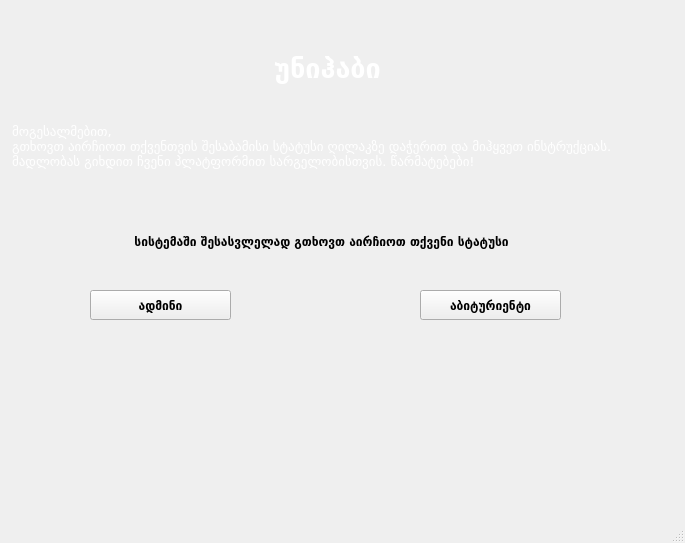
This is UNIHUB.ui in mariamimari307/Python-final as Qt 5 draws it before an edit. The edited form follows.
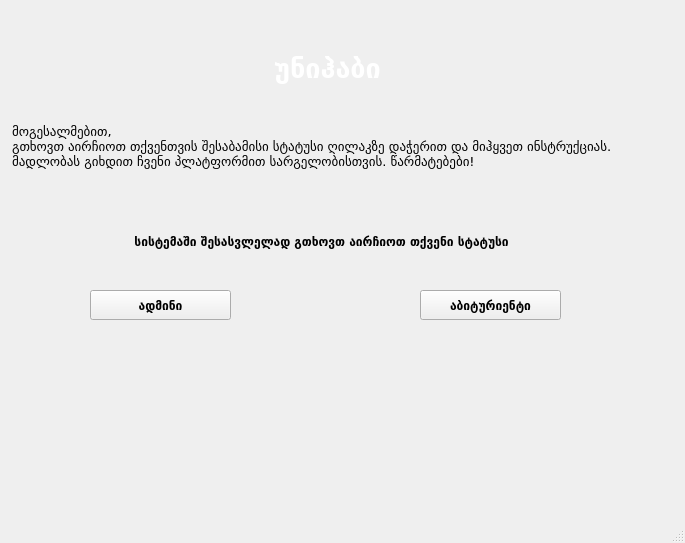
This is the edited form. The open tabs and pages were chosen to show the change.

```diff
--- a/UNIHUB.ui
+++ b/UNIHUB.ui
@@ -79,7 +79,7 @@
        <enum>QFrame::Plain</enum>
       </property>
       <property name="text">
-       <string>&lt;html&gt;&lt;head/&gt;&lt;body&gt;&lt;p align=&quot;justify&quot;&gt;&lt;span style=&quot; font-size:10pt; font-weight:400; color:#ffffff;&quot;&gt;მოგესალმებით, &lt;br/&gt;გთხოვთ აირჩიოთ თქვენთვის შესაბამისი სტატუსი ღილაკზე დაჭერით და მიჰყვეთ ინსტრუქციას.&lt;br/&gt;მადლობას გიხდით ჩვენი პლატფორმით სარგელობისთვის. წარმატებები! &lt;/span&gt;&lt;/p&gt;&lt;/body&gt;&lt;/html&gt;</string>
+       <string>&lt;html&gt;&lt;head/&gt;&lt;body&gt;&lt;p align=&quot;justify&quot;&gt;&lt;span style=&quot; font-size:10pt; font-weight:400; color:#000000;&quot;&gt;მოგესალმებით, &lt;br/&gt;გთხოვთ აირჩიოთ თქვენთვის შესაბამისი სტატუსი ღილაკზე დაჭერით და მიჰყვეთ ინსტრუქციას.&lt;br/&gt;მადლობას გიხდით ჩვენი პლატფორმით სარგელობისთვის. წარმატებები! &lt;/span&gt;&lt;/p&gt;&lt;/body&gt;&lt;/html&gt;</string>
       </property>
       <property name="textFormat">
        <enum>Qt::AutoText</enum>
```
Left out of the diff: 2 changed lines with no effect on the pictures.
